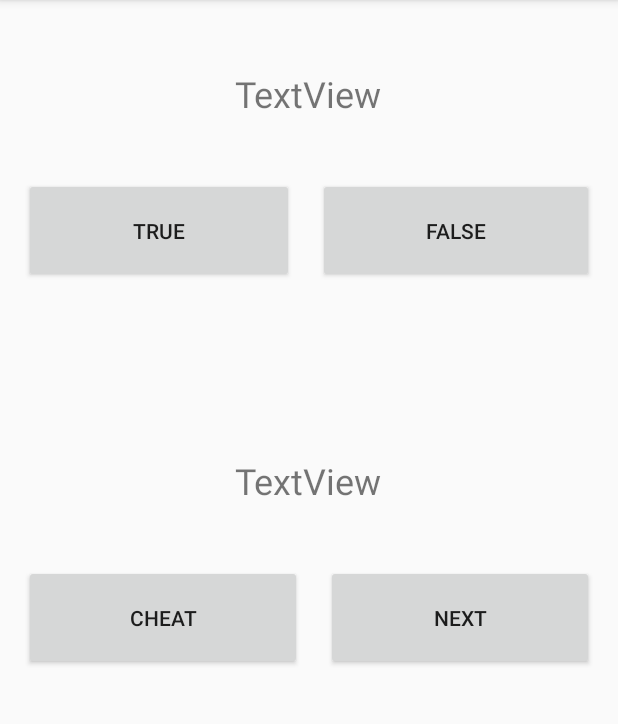
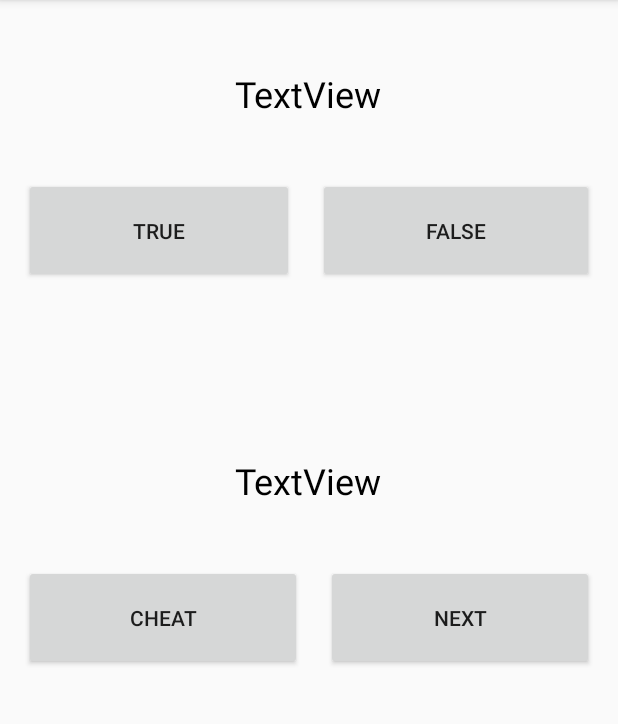
Before and after one commit to Pcasteres/Quiz, an Android app: the screen it shows after launch (MainActivity), on a phone screen of 412 x 824 dp, the part 84-808 px from its top. Run offline under Robolectric (Android 15) with nearby library versions, the phone set to English and light mode, and no system bars.

Commit message:
Cambiando el color de las letras

```diff
--- a/app/src/main/java/es/hotmail/pcasteres/quiz/MainActivity.java
+++ b/app/src/main/java/es/hotmail/pcasteres/quiz/MainActivity.java
@@ -45,5 +45,8 @@ public class MainActivity extends AppCompatActivity {
     }
 
 
+    }
+
+
 
 }
--- a/app/src/main/res/layout/activity_main.xml
+++ b/app/src/main/res/layout/activity_main.xml
@@ -17,6 +17,7 @@
         android:layout_height="wrap_content"
         android:layout_gravity="center_horizontal"
         android:text="TextView"
+        android:textColor="@android:color/primary_text_light_nodisable"
         android:textSize="24sp" />
 
     <Space
@@ -63,6 +64,7 @@
         android:layout_height="wrap_content"
         android:layout_gravity="center_horizontal"
         android:text="TextView"
+        android:textColor="@android:color/primary_text_light_nodisable"
         android:textSize="24sp" />
 
     <Space
```
